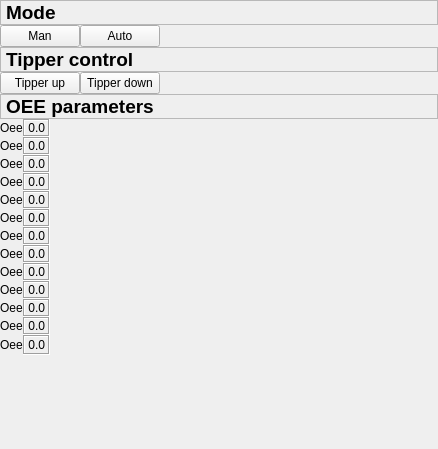
Before: the Qt Designer form fmHMI/rqt_man/resource/man_widget.ui in RSD2014Group4/FroboMind, drawn with Qt 5.
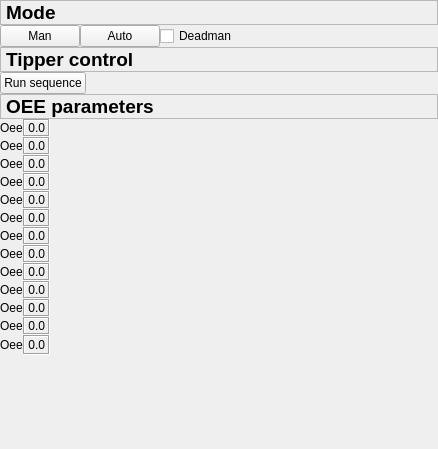
After: the same form once the commit is applied.

Commit message: Updates to HMI RSD

The edit to the form file:
```diff
--- a/fmHMI/rqt_man/resource/man_widget.ui
+++ b/fmHMI/rqt_man/resource/man_widget.ui
@@ -83,6 +83,13 @@
      <item>
       <layout class="QVBoxLayout" name="verticalLayout_2"/>
      </item>
+     <item>
+      <widget class="QCheckBox" name="checkBox">
+       <property name="text">
+        <string>Deadman</string>
+       </property>
+      </widget>
+     </item>
      <item>
       <spacer name="horizontalSpacer_2">
        <property name="orientation">
@@ -129,14 +136,7 @@
      <item>
       <widget class="QPushButton" name="pushButtonTpUp">
        <property name="text">
-        <string>Tipper up</string>
-       </property>
-      </widget>
-     </item>
-     <item>
-      <widget class="QPushButton" name="pushButtonTpDown">
-       <property name="text">
-        <string>Tipper down</string>
+        <string>Run sequence</string>
        </property>
       </widget>
      </item>
```
Left out of the diff: 2 changed lines with no effect on the pictures. The commit also changes 1 other file.
